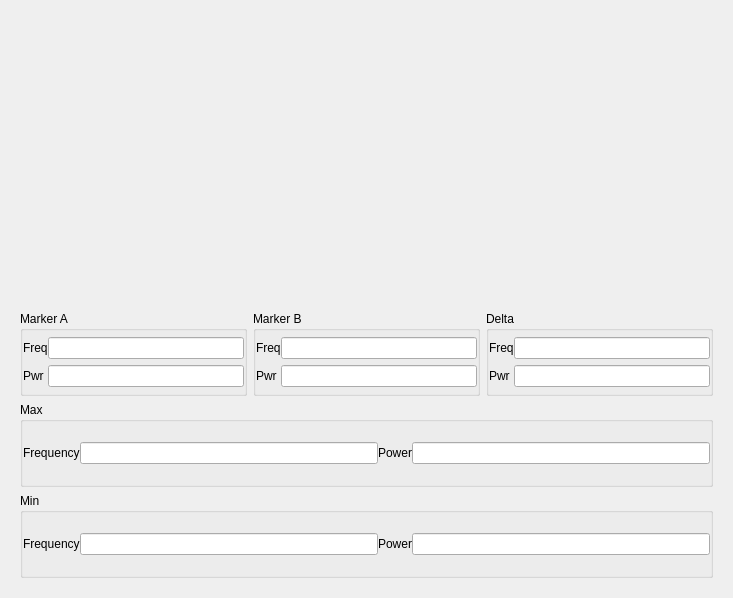
deepalcoholic/SpectralSignalHound-Viewer, file ui/SweepInspector.ui: the form before one commit.
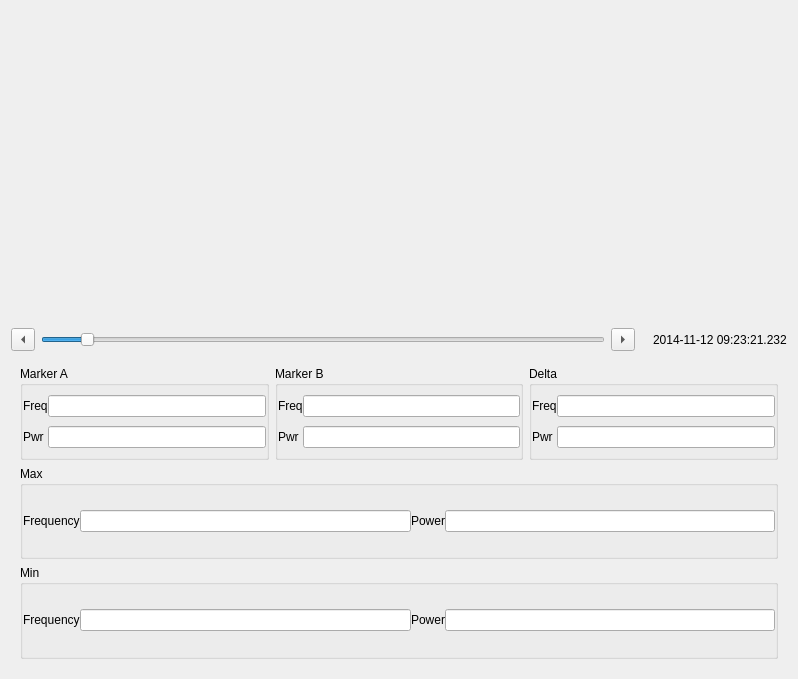
The form after the commit. Custom widgets are drawn as their Qt base class.

```diff
--- a/ui/SweepInspector.ui
+++ b/ui/SweepInspector.ui
@@ -6,8 +6,8 @@
    <rect>
     <x>0</x>
     <y>0</y>
-    <width>733</width>
-    <height>598</height>
+    <width>798</width>
+    <height>679</height>
    </rect>
   </property>
   <property name="windowTitle">
@@ -18,6 +18,36 @@
     <widget class="QwtPlot" name="qwtPlot"/>
    </item>
    <item row="1" column="0">
+    <widget class="QToolButton" name="prevTime">
+     <property name="text">
+      <string>...</string>
+     </property>
+     <property name="arrowType">
+      <enum>Qt::LeftArrow</enum>
+     </property>
+    </widget>
+   </item>
+   <item row="1" column="5">
+    <widget class="QLabel" name="timestamp">
+     <property name="text">
+      <string>2014-11-12 09:23:21.232</string>
+     </property>
+    </widget>
+   </item>
+   <item row="0" column="0" colspan="6">
+    <widget class="QwtPlot" name="plot"/>
+   </item>
+   <item row="1" column="2">
+    <widget class="QToolButton" name="nextTime">
+     <property name="text">
+      <string>...</string>
+     </property>
+     <property name="arrowType">
+      <enum>Qt::RightArrow</enum>
+     </property>
+    </widget>
+   </item>
+   <item row="5" column="0" colspan="6">
     <widget class="QWidget" name="widget" native="true">
      <layout class="QGridLayout" name="gridLayout_6">
       <item row="2" column="0" colspan="3">
@@ -243,6 +273,16 @@
      </layout>
     </widget>
    </item>
+   <item row="1" column="1">
+    <widget class="QSlider" name="timeIndex">
+     <property name="sliderPosition">
+      <number>7</number>
+     </property>
+     <property name="orientation">
+      <enum>Qt::Horizontal</enum>
+     </property>
+    </widget>
+   </item>
   </layout>
  </widget>
  <customwidgets>
```
Left out of the diff: 27 changed lines with no effect on the pictures.
